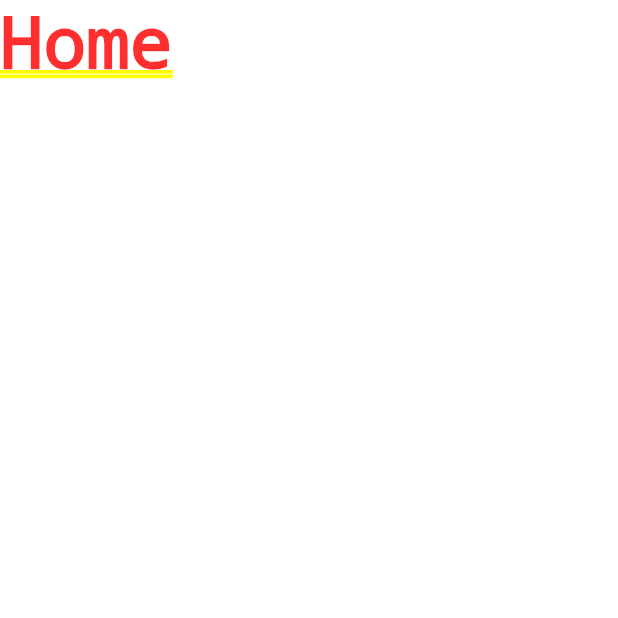
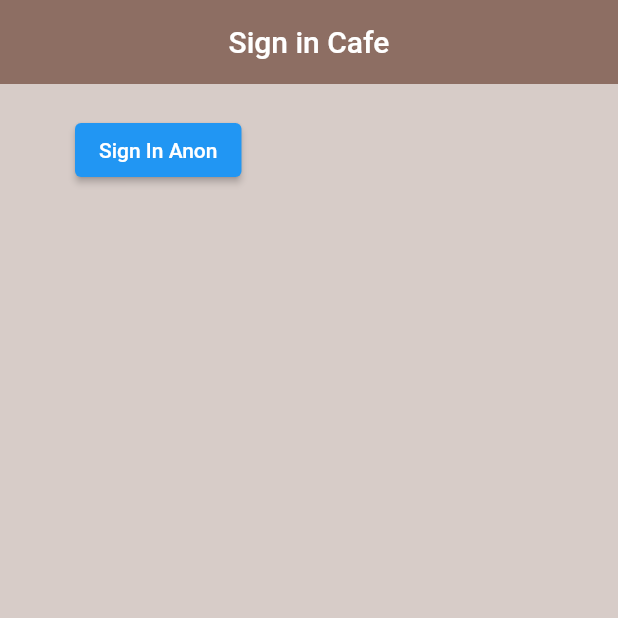
Before and after one commit to razzaq-99/Flutter_Firebase_Authentication, a Flutter app: the screen it shows after launch, on a phone screen of 412 x 824 dp, the top half of it. Run offline on Flutter 3.47's test engine with Material 2 defaults, Android fonts, the phone set to English and light mode, and no system bars; our stand-ins replace firebase_analytics, firebase_auth, firebase_core; accounts and stored records are empty.

Commit message:
updated files for the sign in screen and added some firebase packages

```diff
--- a/lib/screens/Authenticate/authenticate.dart
+++ b/lib/screens/Authenticate/authenticate.dart
@@ -1,4 +1,5 @@
 import 'package:flutter/material.dart';
+import 'package:flutter_firbase_tutorail/screens/Authenticate/sign_in.dart';
 
 class Authenticate extends StatefulWidget {
   const Authenticate({Key? key}) : super(key: key);
@@ -11,7 +12,7 @@ class _AuthenticateState extends State<Authenticate> {
   @override
   Widget build(BuildContext context) {
     return Container(
-      child: const Text("Authenticate"),
+      child: const SignIn(),
     );
   }
 }
--- a/lib/screens/Authenticate/sign_in.dart
+++ b/lib/screens/Authenticate/sign_in.dart
@@ -0,0 +1,37 @@
+import 'package:flutter/material.dart';
+import 'package:flutter_firbase_tutorail/Services/auth.dart';
+
+class SignIn extends StatefulWidget {
+  const SignIn({Key? key}) : super(key: key);
+
+  @override
+  State<SignIn> createState() => _SignInState();
+}
+
+class _SignInState extends State<SignIn> {
+  final AuthService _authService = AuthService();
+  @override
+  Widget build(BuildContext context) {
+    return Scaffold(
+      backgroundColor: Colors.brown.shade100,
+      appBar: AppBar(
+        backgroundColor: Colors.brown.shade400,
+        elevation: 0.0,
+        title: const Center(child: Text("Sign in Cafe")),
+      ),
+      body: Container(
+          padding: const EdgeInsets.symmetric(horizontal: 50, vertical: 20),
+          child: ElevatedButton(
+              onPressed: () async {
+                dynamic result = await _authService.signInAnon();
+                if (result == null) {
+                  print("error");
+                } else {
+                  print("Signed In Successfully");
+                  print(result);
+                }
+              },
+              child: const Text("Sign In Anon"))),
+    );
+  }
+}
--- a/lib/screens/Wrapper.dart
+++ b/lib/screens/Wrapper.dart
@@ -1,5 +1,6 @@
 
 import 'package:flutter/material.dart';
+import 'package:flutter_firbase_tutorail/screens/Authenticate/authenticate.dart';
 import 'package:flutter_firbase_tutorail/screens/Home/home.dart';
 
 class WrapperPage extends StatelessWidget {
@@ -7,7 +8,7 @@ class WrapperPage extends StatelessWidget {
 
   @override
   Widget build(BuildContext context) {
-    return const Home(
+    return const Authenticate(
 
     );
   }
--- a/pubspec.yaml
+++ b/pubspec.yaml
@@ -37,6 +37,8 @@ dependencies:
   cupertino_icons: ^1.0.2
   firebase_auth: ^4.15.0
   cloud_firestore: ^4.13.3
+  firebase_core: ^2.24.0
+  firebase_analytics: ^10.7.2
 
 dev_dependencies:
   flutter_test:
```
Also changed, not shown: lib/main.dart (+11 -2 lines), lib/firebase_options.dart (added), pubspec.lock, 1 other file.
